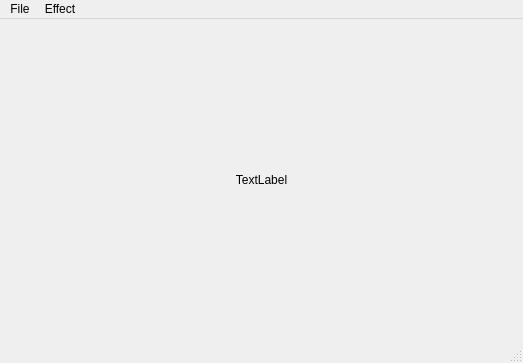
d42/Fourierism, file ui/image_window.ui: the form before one commit.
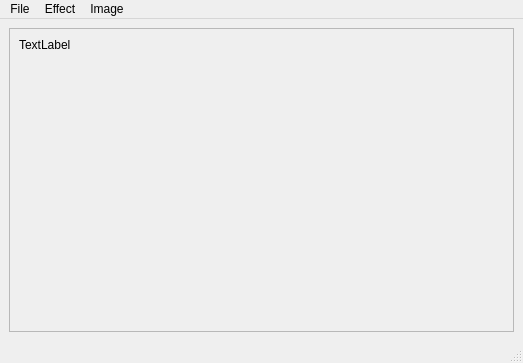
The form after the commit. Icons and pictures are not drawn.

```diff
--- a/ui/image_window.ui
+++ b/ui/image_window.ui
@@ -14,15 +14,34 @@
    <string>MainWindow</string>
   </property>
   <widget class="QWidget" name="centralwidget">
-   <layout class="QHBoxLayout" name="horizontalLayout">
+   <layout class="QVBoxLayout" name="verticalLayout">
     <item>
-     <widget class="QLabel" name="image_label">
-      <property name="text">
-       <string>TextLabel</string>
+     <widget class="QScrollArea" name="scrollArea">
+      <property name="widgetResizable">
+       <bool>true</bool>
       </property>
-      <property name="alignment">
-       <set>Qt::AlignCenter</set>
-      </property>
+      <widget class="QWidget" name="scrollAreaWidgetContents">
+       <property name="geometry">
+        <rect>
+         <x>0</x>
+         <y>0</y>
+         <width>507</width>
+         <height>306</height>
+        </rect>
+       </property>
+       <layout class="QVBoxLayout" name="verticalLayout_2">
+        <item>
+         <widget class="QLabel" name="image_label">
+          <property name="text">
+           <string>TextLabel</string>
+          </property>
+          <property name="alignment">
+           <set>Qt::AlignLeading|Qt::AlignLeft|Qt::AlignTop</set>
+          </property>
+         </widget>
+        </item>
+       </layout>
+      </widget>
      </widget>
     </item>
    </layout>
@@ -33,7 +52,7 @@
      <x>0</x>
      <y>0</y>
      <width>523</width>
-     <height>25</height>
+     <height>23</height>
     </rect>
    </property>
    <widget class="QMenu" name="menuEffect">
@@ -48,8 +67,15 @@
     </property>
     <addaction name="action_save_as"/>
    </widget>
+   <widget class="QMenu" name="menuImage">
+    <property name="title">
+     <string>Image</string>
+    </property>
+    <addaction name="action_restore"/>
+   </widget>
    <addaction name="menuFile"/>
    <addaction name="menuEffect"/>
+   <addaction name="menuImage"/>
   </widget>
   <widget class="QStatusBar" name="statusbar"/>
   <action name="action_add_noise">
```
Left out of the diff: 17 changed lines with no effect on the pictures.
